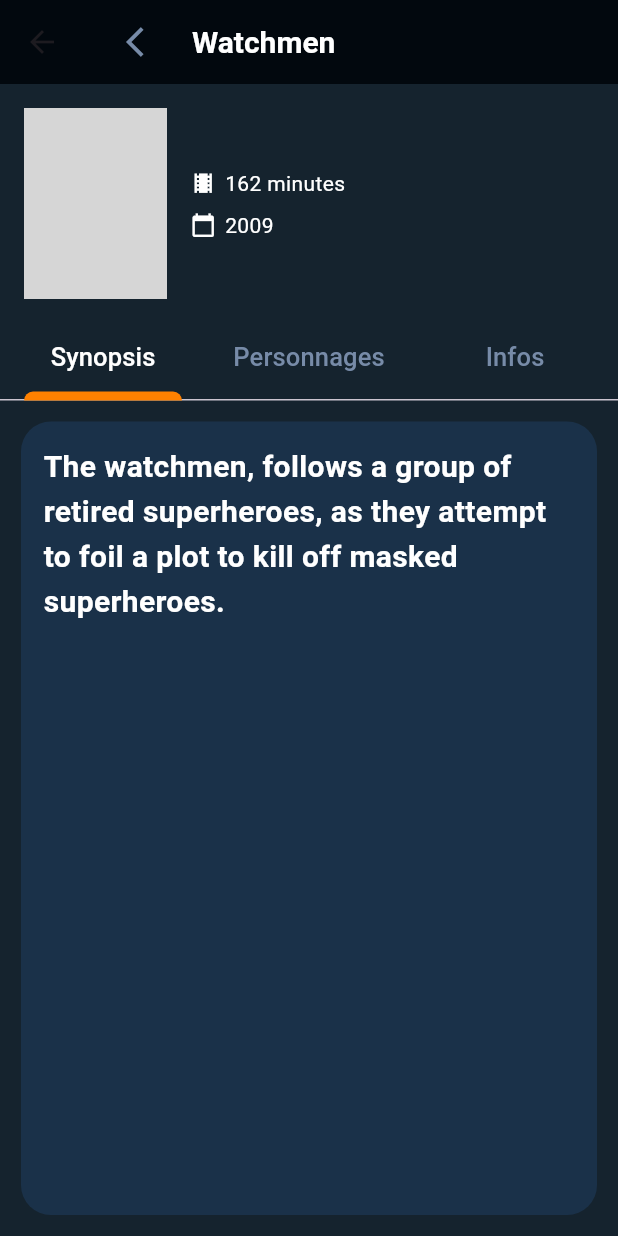
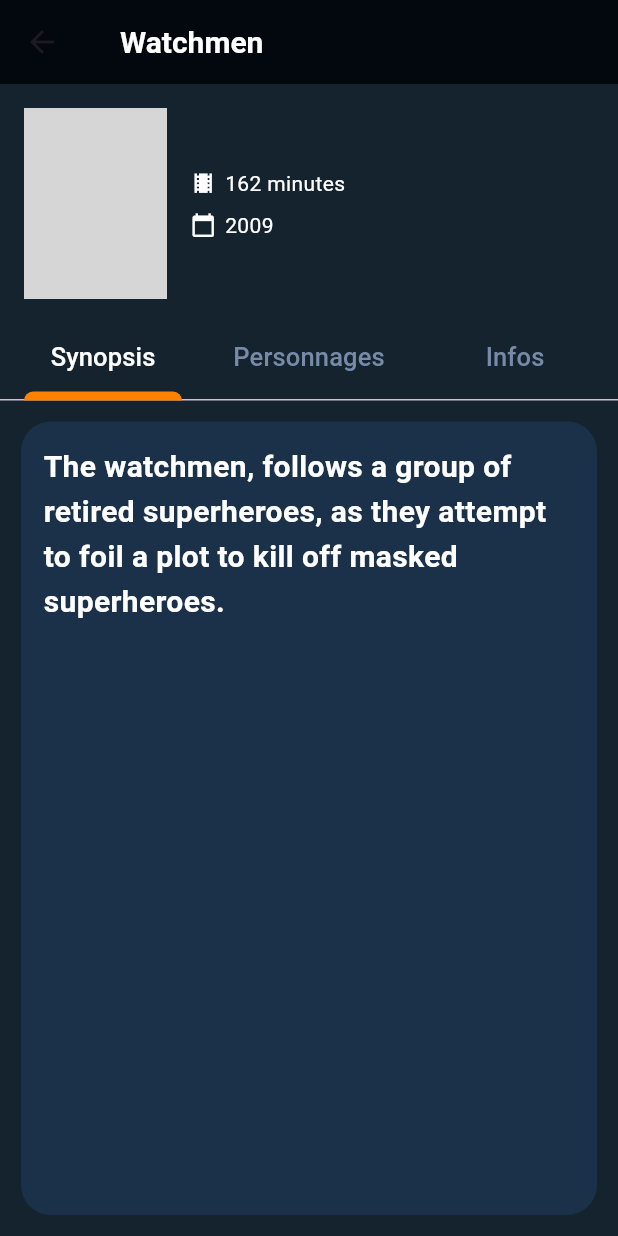
Before and after one commit to Xman77713/projet-flutter, a Flutter app: the FirstBlocDetailsMovies screen opened directly with empty values, on a phone screen of 412 x 824 dp. Run offline on Flutter 3.47's test engine with Material 3 defaults, Android fonts, the phone set to English and light mode, and no system bars; our stand-ins replace dio, flutter_bloc, go_router, retrofit; generated files the repository leaves out were written again; network calls fail; grey boxes are pictures that could not be loaded.

```diff
--- a/lib/interface/pages/first_bloc_details_movies.dart
+++ b/lib/interface/pages/first_bloc_details_movies.dart
@@ -17,19 +17,10 @@
       child: Scaffold(
         appBar: AppBar(
           backgroundColor: const Color.fromARGB(255, 2, 8, 14),
-          title: Row(
+          title: const Row(
             children: [
-              IconButton(
-                  onPressed: () {
-                    Navigator.push(
-                        context,
-                        MaterialPageRoute(
-                            builder: (context) => const ListMovies()));
-                  },
-                  icon: const Icon(Icons.arrow_back_ios,
-                      color: AppColors.bottomBarUnselectedText)),
-              const SizedBox(width: 8),
-              const Text(
+              SizedBox(width: 8),
+              Text(
                 'Watchmen',
                 style: TextStyle(
                   color: Colors.white,
```
Also changed, not shown: lib/interface/pages/card/card_movies.dart (+12 -6 lines).
